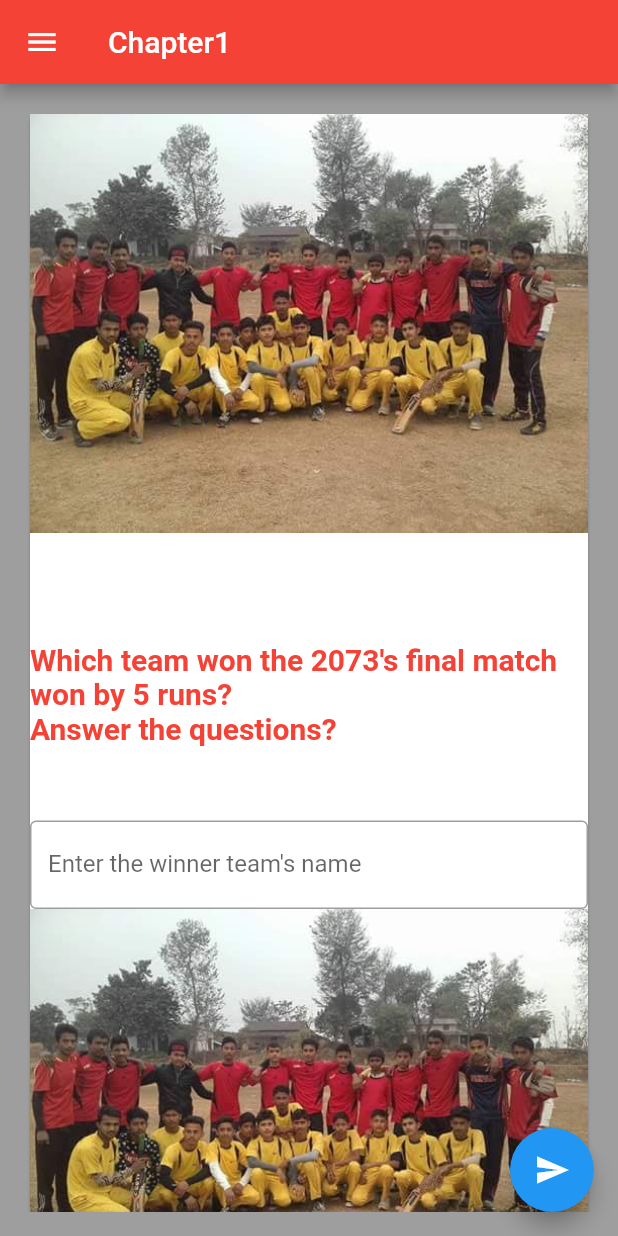
After one commit to imksav/flutter_chapter1, a Flutter app: the screen it shows after launch, on a phone screen of 412 x 824 dp. The commit adds this screen. Run offline on Flutter 3.47's test engine with Material 2 defaults, Android fonts, the light colour scheme and no system bars.

Commit message:
Learned to organize my code

```diff
--- /dev/null
+++ b/lib/pages/home_page.dart
@@ -0,0 +1,41 @@
+import 'package:chapter1/drawer.dart';
+import 'package:chapter1/widgets/changeName.dart';
+import 'package:flutter/material.dart';
+
+class HomePage extends StatefulWidget {
+  @override
+  _HomePageState createState() => _HomePageState();
+}
+
+class _HomePageState extends State<HomePage> {
+  var myAnswer = 'Answer the questions?';
+  TextEditingController _nameController = TextEditingController();
+
+  @override
+  Widget build(BuildContext context) {
+    return Scaffold(
+      backgroundColor: Colors.grey,
+      appBar: AppBar(
+        title: Text("Chapter1"),
+        backgroundColor: Colors.red,
+      ),
+      body: Center(
+        child: Padding(
+          padding: const EdgeInsets.all(16.0),
+          child: SingleChildScrollView(
+            child:
+                ChangeName(myAnswer: myAnswer, nameController: _nameController),
+          ),
+        ),
+      ),
+      drawer: MyDrawer(),
+      floatingActionButton: FloatingActionButton(
+        onPressed: () {
+          myAnswer = _nameController.text;
+          setState(() {});
+        },
+        child: Icon(Icons.send),
+      ),
+    );
+  }
+}
--- /dev/null
+++ b/lib/widgets/changeName.dart
@@ -0,0 +1,73 @@
+import 'package:flutter/material.dart';
+
+class ChangeName extends StatelessWidget {
+  const ChangeName({
+    Key key,
+    @required this.myAnswer,
+    @required TextEditingController nameController,
+  })  : _nameController = nameController,
+        super(key: key);
+
+  final String myAnswer;
+  final TextEditingController _nameController;
+
+  @override
+  Widget build(BuildContext context) {
+    return Card(
+      child: Column(
+        children: [
+          Image.asset(
+            "assets/pebs.jpg",
+          ),
+          SizedBox(
+            height: 50,
+          ),
+          Text(
+            "\nWhich team won the 2073's final match won by 5 runs?\n$myAnswer",
+            style: TextStyle(
+              fontSize: 20.0,
+              fontWeight: FontWeight.bold,
+              color: Colors.red,
+            ),
+          ),
+          SizedBox(
+            height: 50,
+          ),
+          TextField(
+            controller: _nameController,
+            decoration: InputDecoration(
+              hintText: "Enter the winner team's name",
+              labelText: "Enter the winner team's name",
+              border: OutlineInputBorder(),
+            ),
+          ),
+          Image.asset(
+            "assets/pebs.jpg",
+          ),
+          SizedBox(
+            height: 50,
+          ),
+          Text(
+            "\nWhich team won the 2074's final match won by 4 wickets?\n$myAnswer",
+            style: TextStyle(
+              fontSize: 20.0,
+              fontWeight: FontWeight.bold,
+              color: Colors.red,
+            ),
+          ),
+          SizedBox(
+            height: 50,
+          ),
+          TextField(
+            controller: _nameController,
+            decoration: InputDecoration(
+              hintText: "Enter the winner team's name",
+              labelText: "Enter the winner team's name",
+              border: OutlineInputBorder(),
+            ),
+          ),
+        ],
+      ),
+    );
+  }
+}
```
Also changed, not shown: lib/drawer.dart (added, +49 -0 lines), lib/main.dart (+8 -135 lines), 1 other file.
